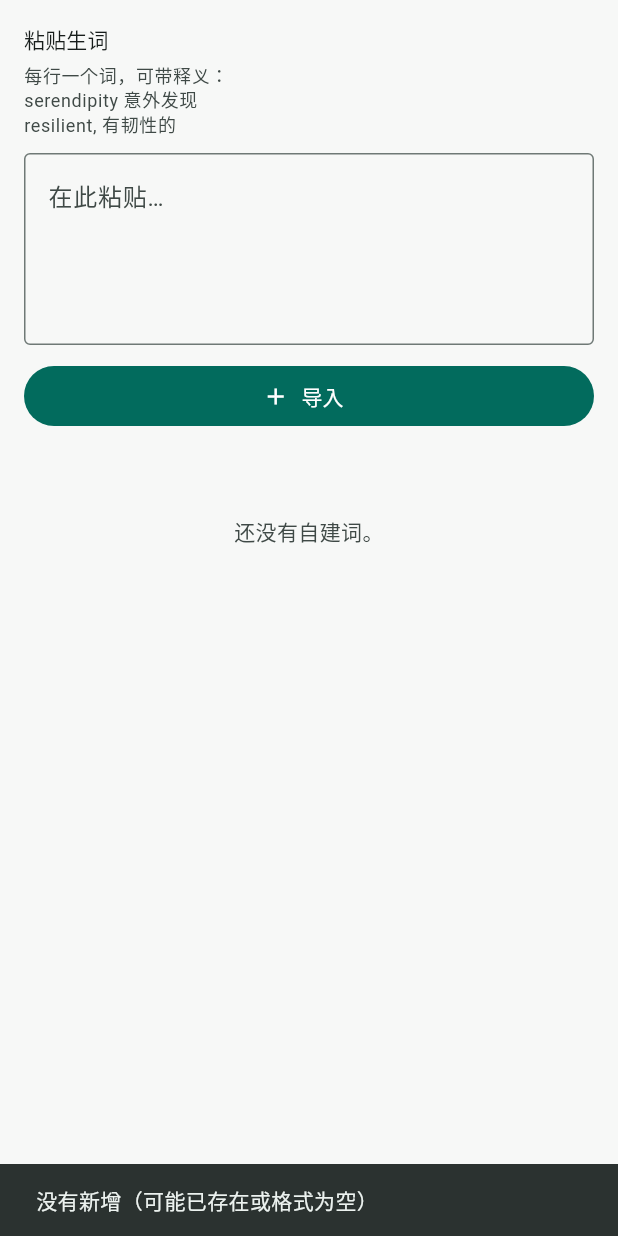
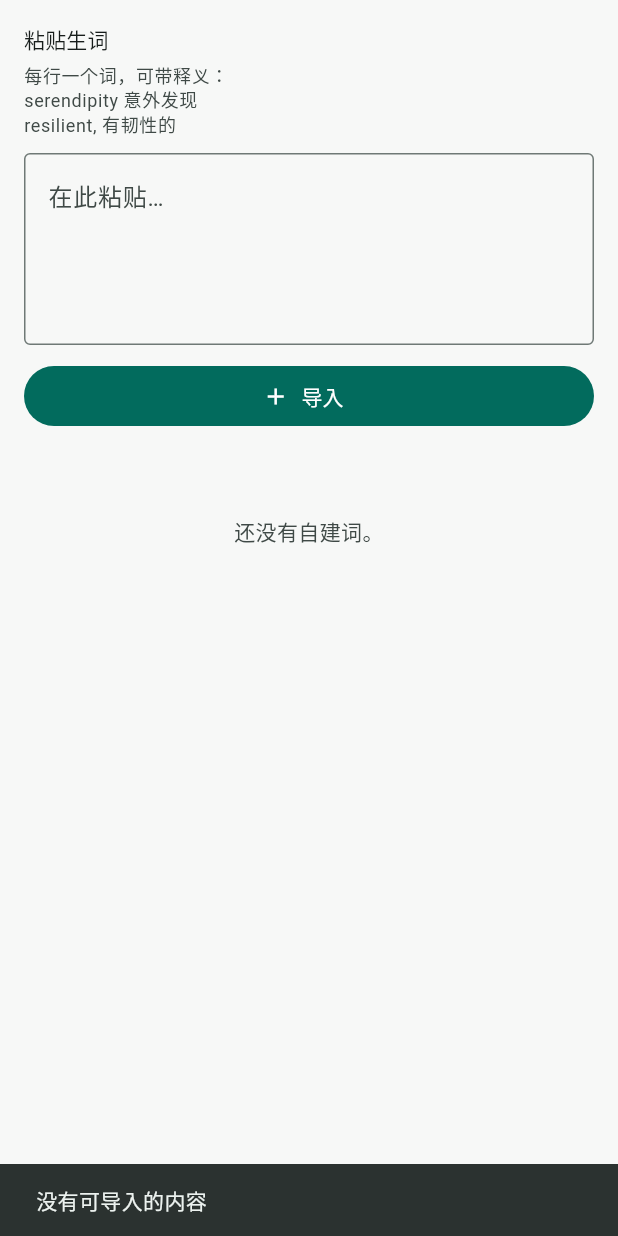
Before and after one commit to Gunaie/WordPick, a Flutter app: the _CustomTab widget shown alone on an empty page, opened directly with empty values, after a tap on "导入", on a phone screen of 412 x 824 dp. Run offline on Flutter 3.47's test engine with Material 3 defaults, Android fonts, the phone set to English and light mode, and no system bars; our stand-ins replace audioplayers, material_ui, web; missing offline and left inert: sqlite3; network calls fail.

Commit message:
fix(自定义单词本): 兼容序号/音标/词性标注格式，并在导入失败时给出具体原因
原解析器只接受「纯单词」或「单词 + 释义」，带序号（1.）、音标（[...]、/.../）或词性（adj.、(vt.)）的行会被静默丢弃，界面统一提示「没有新增」，用户无法判断是格式问题还是重复。
- 解析前剔除序号、括号音标、斜杠音标与词性标注，再取词头
- 新增 CustomWordParseResult，区分 新增 / 已存在 / 无法识别
- 导入结果按类别提示，无法识别时给出前两行示例
- 补充 3 项解析用例（共 29 项测试通过）

```diff
--- a/lib/app_state.dart
+++ b/lib/app_state.dart
@@ -421,17 +421,16 @@ class AppState extends ChangeNotifier {
 
   // ── 自建词库 ──
 
-  /// 解析粘贴的文本，每行格式：`word` 或 `word 释义` 或 `word,释义`
-  /// 返回成功添加的数量
-  Future<int> importCustomWords(String text) async {
+  /// 解析粘贴的文本并导入自建词库，返回明细（新增 / 已存在 / 无法识别）
+  Future<CustomWordParseResult> importCustomWords(String text) async {
     final exclude = <String>{
       ..._customWords.map((w) => w.key),
       ...repo.all.map((w) => w.key),
     };
-    final parsed = parseCustomWords(text, exclude: exclude);
-    if (parsed.isEmpty) return 0;
+    final result = parseCustomWordsDetailed(text, exclude: exclude);
+    if (result.added.isEmpty) return result;
 
-    _customWords.addAll(parsed);
+    _customWords.addAll(result.added);
     await _store.saveCustomWords(_customWords.map(_toJson).toList());
     notifyListeners();
     unawaited(
@@ -440,7 +439,7 @@ class AppState extends ChangeNotifier {
         jsonEncode(_customWords.map(_toJson).toList()),
       ),
     );
-    return parsed.length;
+    return result;
   }
 
   Future<void> removeCustomWord(Word word) async {
--- a/lib/domain/custom_word_parser.dart
+++ b/lib/domain/custom_word_parser.dart
@@ -1,57 +1,118 @@
 /// 自建词解析（纯 Dart，无 Flutter 依赖，便于单独测试）
 ///
-/// 支持每行以下格式：
+/// 支持每行以下格式（可混用）：
 ///   word
-///   word 释义            （单个空格也可以）
-///   word,释义 / word，释义
-///   word:释义 / word：释义
-///   word    释义         （多空格）
-///   word\t释义           （Tab）
+///   word 释义                              （单个空格也可以）
+///   word,释义 / word，释义 / word:释义
+///   word    释义                           （多空格 / Tab）
+///   1. word 释义 / (1) word 释义 / 1、word 释义
+///   word [əˈbændən] 释义 / word /əˈbændən/ 释义
+///   word v. 释义 / word (vt.) 释义 / word n./v. 释义
 library;
 
 import 'word.dart';
 
 final RegExp _cjk = RegExp(r'[\u4e00-\u9fff]');
 final RegExp _wordPattern = RegExp(r"^[A-Za-z][A-Za-z'\- ]*$");
-final RegExp _trailingSep = RegExp(r'[\s,，:：\-]+$');
+final RegExp _trailingSep = RegExp(r'[\s,，:：\-—–、]+$');
+final RegExp _leadingMarker = RegExp(r'^\s*(?:[\(\[【]?\d+\s*[\)\]】\.、)]\s*)+');
+final RegExp _bracket = RegExp(r'[\(\[【][^\)\]】]*[\)\]】]');
+final RegExp _slashPhonetic = RegExp(r'/[^/]{1,40}/');
+final RegExp _posToken = RegExp(
+  r'(?:^|\s)(?:n|v|vt|vi|adj|adv|prep|conj|pron|art|num|int|aux|phr|abbr|pl)\.(?=\s|$)',
+  caseSensitive: false,
+);
+final RegExp _firstToken = RegExp(r"[A-Za-z][A-Za-z'\-]*");
+final RegExp _leadingJunk = RegExp(r'^[\s,，:：\-—–、\)\]】]+');
+
+/// 解析结果：成功新增 / 因已存在而跳过 / 无法识别。
+class CustomWordParseResult {
+  final List<Word> added;
+  final List<String> duplicates;
+  final List<String> invalid;
+
+  const CustomWordParseResult({
+    this.added = const [],
+    this.duplicates = const [],
+    this.invalid = const [],
+  });
+}
 
 /// 解析粘贴文本，返回可新增的词条列表。
 ///
 /// [exclude] 为已存在的词 key（内置词库 + 已添加的自建词），会被跳过。
 List<Word> parseCustomWords(String text, {Set<String> exclude = const {}}) {
-  final out = <Word>[];
+  return parseCustomWordsDetailed(text, exclude: exclude).added;
+}
+
+/// 解析粘贴文本，同时给出跳过原因，便于界面提示。
+CustomWordParseResult parseCustomWordsDetailed(
+  String text, {
+  Set<String> exclude = const {},
+}) {
+  final added = <Word>[];
+  final duplicates = <String>[];
+  final invalid = <String>[];
   final seen = <String>{...exclude};
 
   for (final line in text.split(RegExp(r'[\r\n]+'))) {
     final raw = line.trim();
     if (raw.isEmpty) continue;
 
-    // 有中文：在第一个中文字符处切开，前面是单词，后面是释义
+    // 先按「第一个中文字符」切成 单词段 / 释义段
     final cjkMatch = _cjk.firstMatch(raw);
     String head;
     String def;
     if (cjkMatch != null) {
-      head = raw.substring(0, cjkMatch.start).replaceAll(_trailingSep, '').trim();
-      def = raw.substring(cjkMatch.start).trim();
+      head = raw.substring(0, cjkMatch.start);
+      def = raw.substring(cjkMatch.start);
     } else {
-      // 纯英文：按标点/多空格切分，首段为单词
-      final parts = raw.split(RegExp(r'[\t,，:：]|\s{2,}'));
-      head = parts.first.trim();
+      final parts = raw.split(RegExp(r'[\t,，:：;；]|\s{2,}'));
+      head = parts.first;
       def = parts.length > 1 ? parts.sublist(1).join(' ').trim() : '';
     }
 
-    if (head.isEmpty || !_wordPattern.hasMatch(head)) continue;
+    head = _cleanHead(head);
+
+    if (head.isEmpty) {
+      invalid.add(raw);
+      continue;
+    }
 
     final key = head.toLowerCase();
-    if (seen.contains(key)) continue;
+    if (seen.contains(key)) {
+      duplicates.add(raw);
+      continue;
+    }
 
-    out.add(Word(
+    final cleanDef = def.replaceFirst(_leadingJunk, '').trim();
+    added.add(Word(
       w: head,
-      defs: def.isEmpty ? const [] : [WordSense(cn: def)],
+      defs: cleanDef.isEmpty ? const [] : [WordSense(cn: cleanDef)],
       tags: const ['custom'],
     ));
     seen.add(key);
   }
 
-  return out;
+  return CustomWordParseResult(
+    added: added,
+    duplicates: duplicates,
+    invalid: invalid,
+  );
 }
+
+/// 从「单词段」里剔除序号、音标、词性标注等噪声，得到干净的词头。
+String _cleanHead(String input) {
+  var head = input;
+  head = head.replaceAll(_bracket, ' '); // (vt.) / [əˈbændən]
+  head = head.replaceAll(_slashPhonetic, ' '); // /əˈbændən/
+  head = head.replaceAll(_leadingMarker, ''); // 1. / (2) / 3、
+  head = head.replaceAll(_posToken, ' '); // v. / adj. / n./v.
+  head = head.replaceAll(_trailingSep, '').trim();
+
+  if (head.isNotEmpty && _wordPattern.hasMatch(head)) return head;
+
+  // 兜底：取第一个英文 token（应对夹杂符号的写法）
+  final token = _firstToken.firstMatch(head)?.group(0) ?? '';
+  return token;
+}
--- a/lib/ui/profile_page.dart
+++ b/lib/ui/profile_page.dart
@@ -355,18 +355,28 @@ class _CustomTabState extends State<_CustomTab> {
   }
 
   Future<void> _import() async {
-    final added = await widget.state.importCustomWords(_input.text);
+    final r = await widget.state.importCustomWords(_input.text);
     if (!mounted) return;
-    if (added > 0) {
-      _input.clear();
-      ScaffoldMessenger.of(context).showSnackBar(
-        SnackBar(content: Text('已添加 $added 个词')),
-      );
-    } else {
-      ScaffoldMessenger.of(context).showSnackBar(
-        const SnackBar(content: Text('没有新增（可能已存在或格式为空）')),
-      );
+
+    if (r.added.isNotEmpty) _input.clear();
+
+    final parts = <String>[];
+    if (r.added.isNotEmpty) parts.add('已添加 ${r.added.length} 个词');
+    if (r.duplicates.isNotEmpty) parts.add('${r.duplicates.length} 行已存在');
+    if (r.invalid.isNotEmpty) {
+      final sample = r.invalid
+          .take(2)
+          .map((s) => '「${s.length > 16 ? '${s.substring(0, 16)}…' : s}」')
+          .join('、');
+      parts.add('${r.invalid.length} 行无法识别：$sample');
     }
+
+    ScaffoldMessenger.of(context).showSnackBar(
+      SnackBar(
+        content: Text(parts.isEmpty ? '没有可导入的内容' : parts.join('；')),
+        duration: const Duration(seconds: 4),
+      ),
+    );
   }
 
   @override
```
Also changed, not shown: 1 other file.
